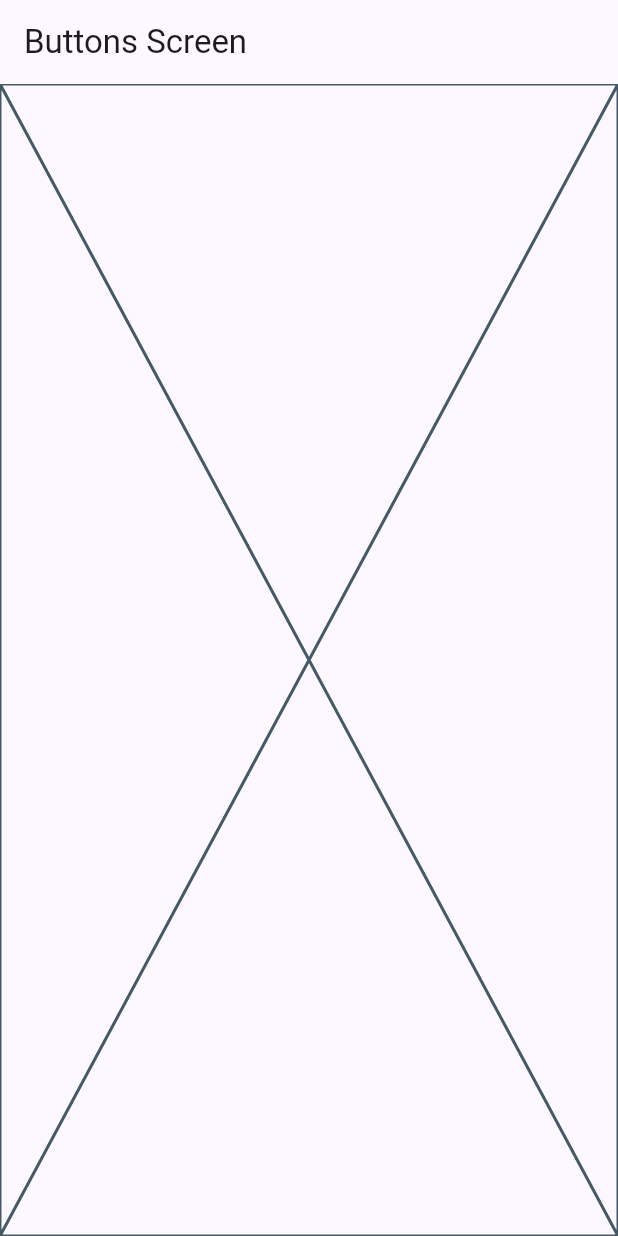
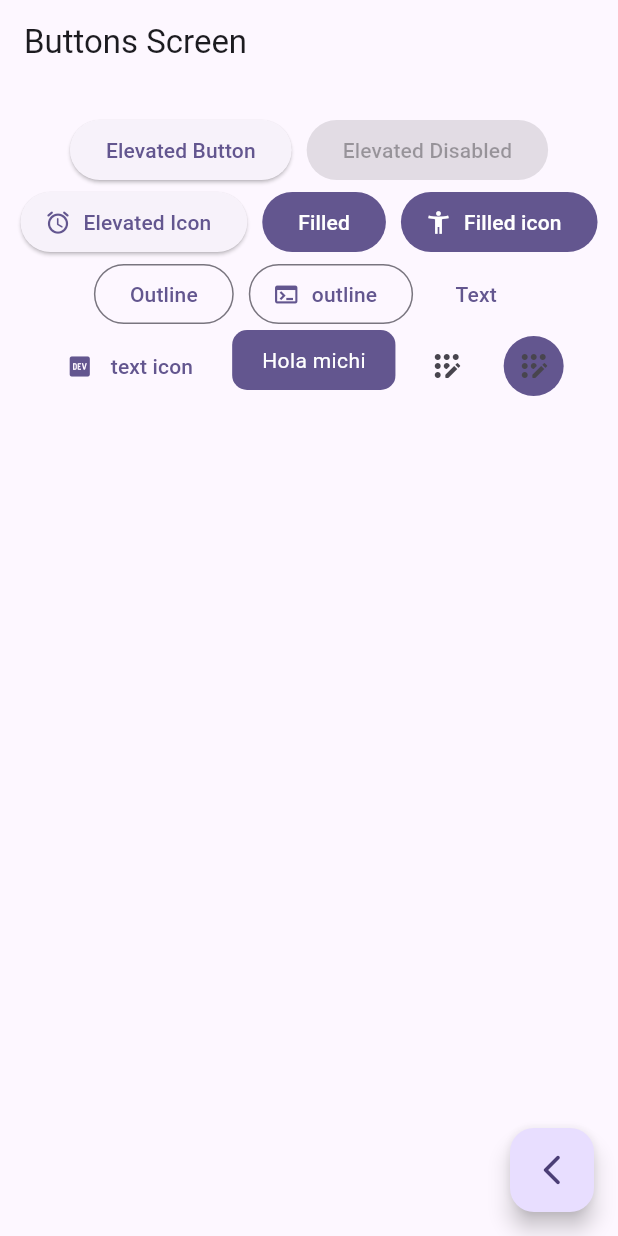
Before and after one commit to candelariadev/widgets_app, a Flutter app: the ButtonsScreen screen opened by its route, on a phone screen of 412 x 824 dp. Run offline on Flutter 3.47's test engine with Material 3 defaults, Android fonts, the phone set to English and light mode, and no system bars; our stand-ins replace go_router.

Commit message:
buttons screen finish

```diff
--- a/lib/presentation/screens/home/buttons/buttons_screen.dart
+++ b/lib/presentation/screens/home/buttons/buttons_screen.dart
@@ -1,19 +1,116 @@
 import 'package:flutter/material.dart';
+import 'package:go_router/go_router.dart';
 
 class ButtonsScreen extends StatelessWidget {
-static const name = 'buttons_screen';
-
+  static const name = 'buttons_screen';
 
   const ButtonsScreen({super.key});
 
   @override
   Widget build(BuildContext context) {
     return Scaffold(
-
-      appBar: AppBar(
-        title: const Text('Buttons Screen'),
+      appBar: AppBar(title: const Text('Buttons Screen')),
+      body: _ButtonsView(),
+      floatingActionButton: FloatingActionButton(
+        child: Icon(Icons.arrow_back_ios_new_rounded),
+        onPressed: () {
+          context.pop();
+        },
       ),
-      body: Placeholder(),
     );
   }
 }
+
+class _ButtonsView extends StatelessWidget {
+  const _ButtonsView();
+
+  @override
+  Widget build(BuildContext context) {
+    final colors = Theme.of(context).colorScheme;
+    return SizedBox(
+      width: double.infinity,
+      child: Padding(
+        padding: const EdgeInsets.symmetric(horizontal: 10, vertical: 20),
+        child: Wrap(
+          spacing: 10,
+          alignment: WrapAlignment.center,
+          children: [
+            ElevatedButton(
+              onPressed: () {},
+              child: const Text('Elevated Button'),
+            ),
+            ElevatedButton(
+              onPressed: null,
+              child: const Text('Elevated Disabled'),
+            ),
+            ElevatedButton.icon(
+              onPressed: () {},
+              icon: Icon(Icons.access_alarm_rounded),
+              label: Text('Elevated Icon'),
+            ),
+
+            FilledButton(onPressed: () {}, child: const Text('Filled')),
+            FilledButton.icon(
+              onPressed: () {},
+              icon: const Icon(Icons.accessibility_new),
+              label: const Text('Filled icon'),
+            ),
+            OutlinedButton(onPressed: () {}, child: const Text('Outline')),
+            OutlinedButton.icon(
+              onPressed: () {},
+              icon: const Icon(Icons.terminal),
+              label: const Text('outline'),
+            ),
+            TextButton(onPressed: () {}, child: const Text('Text')),
+            TextButton.icon(
+              onPressed: () {},
+              icon: Icon(Icons.logo_dev),
+              label: const Text(' text icon'),
+            ),
+
+            CustomButton(),
+
+            IconButton(
+              onPressed: () {},
+              icon: const Icon(Icons.app_registration_rounded),
+            ),
+            IconButton(
+              onPressed: () {},
+              icon: const Icon(Icons.app_registration_rounded),
+              style: ButtonStyle(
+                backgroundColor: WidgetStatePropertyAll(colors.primary),
+              ),
+            ),
+          ],
+        ),
+      ),
+    );
+  }
+}
+
+class CustomButton extends StatelessWidget {
+  const CustomButton({super.key});
+
+  @override
+  Widget build(BuildContext context) {
+
+    final colors = Theme.of(context).colorScheme;
+    return ClipRRect(
+      borderRadius: BorderRadius.circular(10),
+      child: Material(
+
+        color:  colors.primary,
+        child: InkWell(
+          onTap: () {
+
+          },
+          child: Padding(
+
+            padding: const EdgeInsets.symmetric(horizontal: 20, vertical: 10),
+            child: Text('Hola michi', style:  TextStyle(color: Colors.white))
+          ),
+        ),
+      ),
+    );
+  }
+}
```
